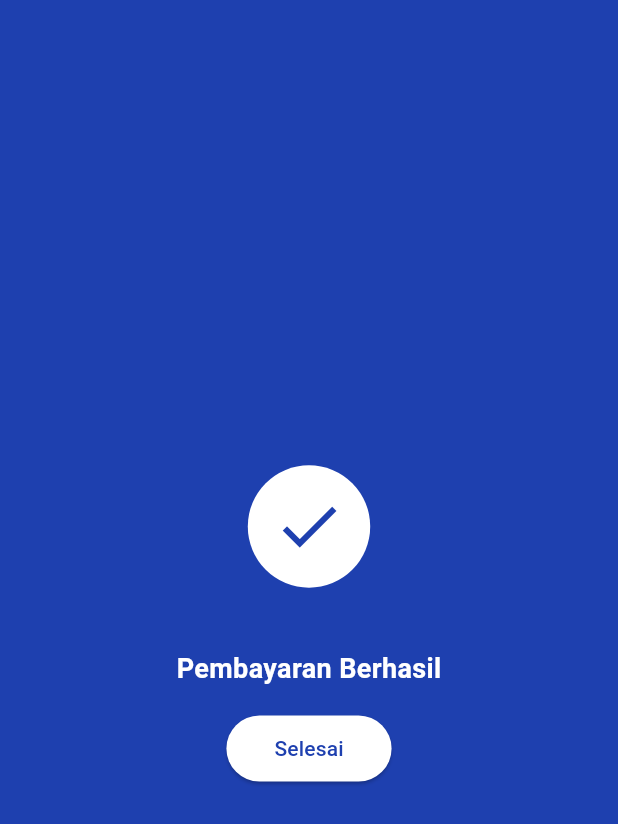
After one commit to Arnold231110087/TugasFrontEndMobile, a Flutter app: the PaymentSuccessPage screen opened directly, on a phone screen of 412 x 824 dp. The commit adds this screen. Shown: the top 824 px of the screen. Run offline on Flutter 3.47's test engine with Material 3 defaults, Android fonts, the phone set to English and light mode, and no system bars; our stand-ins replace shared_preferences; accounts and stored records are empty.

Commit message:
Payment is done

```diff
--- a/lib/pages/payment_page.dart
+++ b/lib/pages/payment_page.dart
@@ -1,5 +1,6 @@
 import 'package:flutter/material.dart';
 import '../utils/rupiah_format.dart';
+import 'payment_success_page.dart';
 import '../components/payment_option.dart';
 
 class PaymentPage extends StatefulWidget {
@@ -85,10 +86,10 @@ class _BankPageState extends State<PaymentPage> {
               width: double.infinity,
               child: TextButton(
                 onPressed: () {
-                  // Navigator.push(
-                  //   context,
-                  //   MaterialPageRoute(builder: (_) => PaymentDetailPage(category: selected['category']!)),
-                  // );
+                  Navigator.push(
+                    context,
+                    MaterialPageRoute(builder: (_) => const PaymentSuccessPage()),
+                  );
                 },
                 style: TextButton.styleFrom(
                   backgroundColor: theme.textTheme.headlineSmall!.color,
--- /dev/null
+++ b/lib/pages/payment_success_page.dart
@@ -0,0 +1,100 @@
+import 'package:flutter/material.dart';
+
+class PaymentSuccessPage extends StatefulWidget {
+  const PaymentSuccessPage({super.key});
+
+  @override
+  State<PaymentSuccessPage> createState() => _PaymentSuccessPageState();
+}
+
+class _PaymentSuccessPageState extends State<PaymentSuccessPage> with SingleTickerProviderStateMixin {
+  late AnimationController _controller;
+  late Animation<double> _scaleAnimation;
+  bool showCheck = false;
+
+  @override
+  void initState() {
+    super.initState();
+
+    _controller = AnimationController(
+      duration: const Duration(milliseconds: 600),
+      vsync: this,
+    );
+
+    _scaleAnimation = Tween<double>(begin: 0.7, end: 1.2)
+      .chain(CurveTween(curve: Curves.easeInOut))
+      .animate(_controller);
+
+    Future.delayed(const Duration(milliseconds: 500), () {
+      setState(() {
+        showCheck = true;
+      });
+
+      _controller.repeat(reverse: true);
+    });
+  }
+
+  @override
+  void dispose() {
+    _controller.dispose();
+    super.dispose();
+  }
+
+  void finish() {
+    Navigator.of(context)..pop()..pop()..pop(true);
+  }
+
+  @override
+  Widget build(BuildContext context) {
+    final ThemeData theme = Theme.of(context);
+
+    return Scaffold(
+      backgroundColor: theme.appBarTheme.backgroundColor,
+      body: Center(
+        child: Column(
+          mainAxisAlignment: MainAxisAlignment.center,
+          children: [
+            if (showCheck)
+              ScaleTransition(
+                scale: _scaleAnimation,
+                child: Container(
+                  padding: const EdgeInsets.all(20),
+                  decoration: BoxDecoration(
+                    shape: BoxShape.circle,
+                    color: theme.textTheme.displaySmall!.color,
+                  ),
+                  child: Icon(
+                    Icons.check,
+                    size: 60,
+                    color: theme.appBarTheme.backgroundColor,
+                  ),
+                ),
+              ),
+            const SizedBox(height: 32),
+            Text(
+              'Pembayaran Berhasil',
+              style: TextStyle(
+                fontWeight: FontWeight.bold,
+                fontSize: theme.textTheme.displayLarge!.fontSize,
+                color: theme.textTheme.displayLarge!.color,
+              ),
+            ),
+            const SizedBox(height: 16),
+            ElevatedButton(
+              onPressed: finish,
+              style: ElevatedButton.styleFrom(
+                backgroundColor: theme.textTheme.displaySmall!.color,
+                foregroundColor: theme.appBarTheme.backgroundColor,
+                padding: const EdgeInsets.symmetric(horizontal: 32, vertical: 12),
+              ),
+              child: Text(
+                'Selesai',
+                style: TextStyle(fontSize: theme.textTheme.bodyMedium!.fontSize),
+              ),
+            ),
+          ],
+        ),
+      ),
+    );
+  }
+}
```
